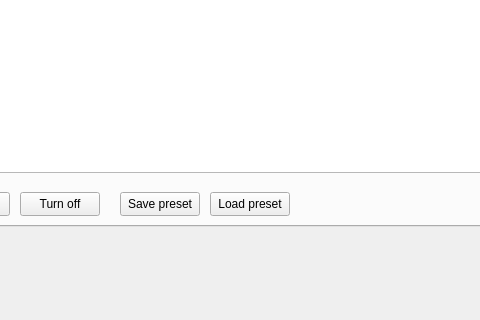
Above: mainwindow.ui from BrakeDude/IsaacConfigurator before the change; both pictures show x 472 to 952 and y 393 to 713 of the 1154 by 713 pixel window. Below: the same form after it.
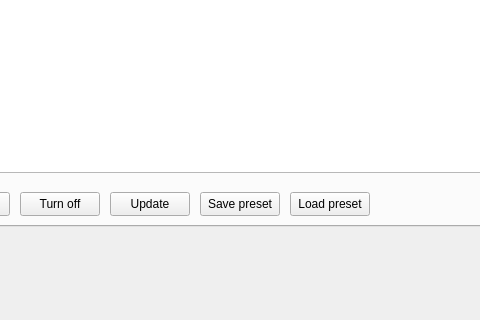
That is the form after the change. Icons and pictures are not drawn.

Patch:
```diff
--- a/mainwindow.ui
+++ b/mainwindow.ui
@@ -1050,7 +1050,7 @@
      <widget class="QPushButton" name="savePresetButton">
       <property name="geometry">
        <rect>
-        <x>200</x>
+        <x>280</x>
         <y>540</y>
         <width>80</width>
         <height>24</height>
@@ -1063,7 +1063,7 @@
      <widget class="QPushButton" name="loadPresetButton">
       <property name="geometry">
        <rect>
-        <x>290</x>
+        <x>370</x>
         <y>540</y>
         <width>80</width>
         <height>24</height>
@@ -1073,6 +1073,19 @@
        <string>Load preset</string>
       </property>
      </widget>
+     <widget class="QPushButton" name="pushButton_UpdateMods">
+      <property name="geometry">
+       <rect>
+        <x>190</x>
+        <y>540</y>
+        <width>80</width>
+        <height>24</height>
+       </rect>
+      </property>
+      <property name="text">
+       <string>Update</string>
+      </property>
+     </widget>
     </widget>
     <widget class="QWidget" name="groupLogBox">
      <attribute name="title">
```
Left out of the diff: 28 changed lines with no effect on the pictures.
